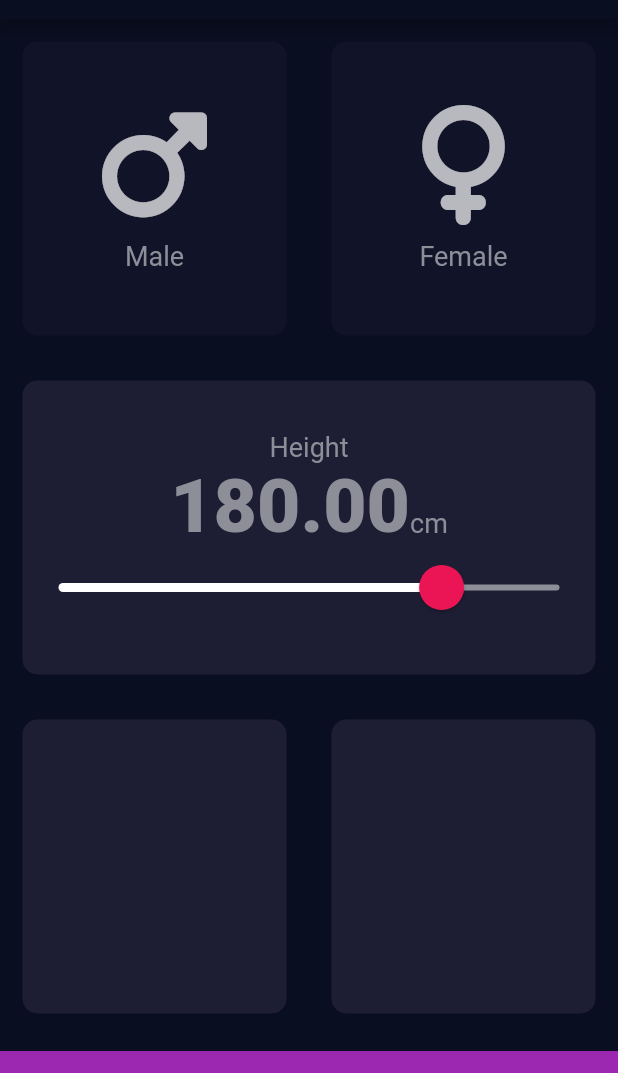
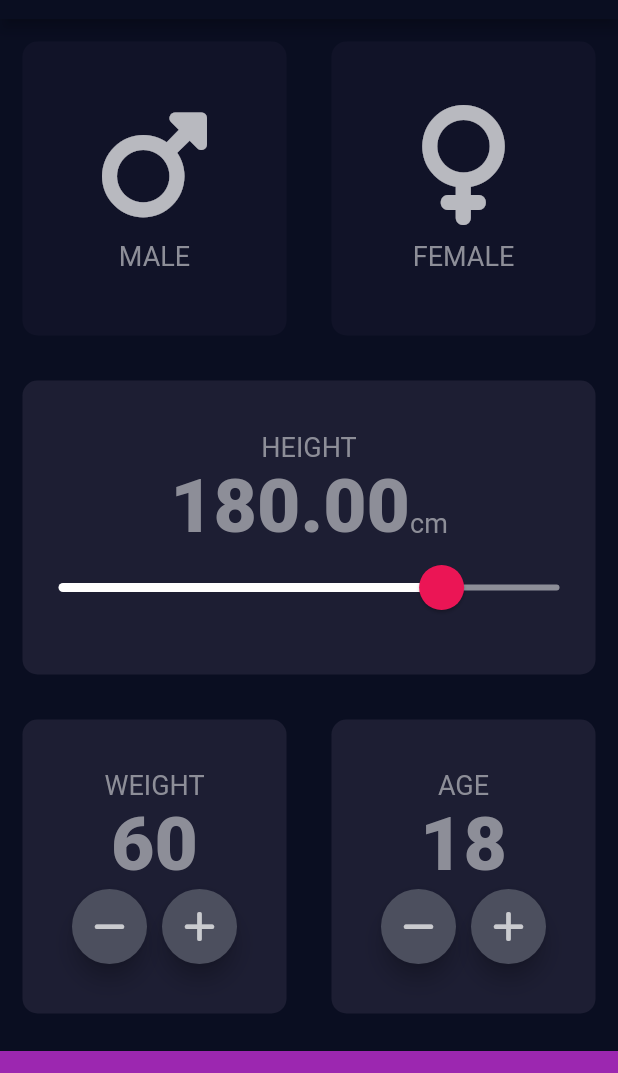
Before and after one commit to PascalJK/bmi_calculator, a Flutter app: the screen it shows after launch, on a phone screen of 412 x 824 dp, the part 65-1138 px from its top. Run offline on Flutter 3.47's test engine with Material 2 defaults, Android fonts, the phone set to English and light mode, and no system bars; our stand-ins replace font_awesome_flutter.

Commit message:
- build widgets from scratch and implimented build widget. - also made some minor code cleanup.

```diff
--- a/lib/pages/input_page.dart
+++ b/lib/pages/input_page.dart
@@ -1,3 +1,4 @@
+import 'package:bmi_calculator/pages/widgets/reusable_input_card.dart';
 import 'package:flutter/material.dart';
 import 'package:font_awesome_flutter/font_awesome_flutter.dart';
 
@@ -7,7 +8,9 @@ import 'widgets/reusable_card.dart';
 
 enum Gender { male, female }
 
-double height = 180;
+double _heightValue = 180;
+int _weightValue = 60;
+int _ageValue = 18;
 
 class InputPage extends StatefulWidget {
   const InputPage({super.key});
@@ -39,7 +42,7 @@ class _InputPageState extends State<InputPage> {
                         setState(() => setSelectedGender(Gender.male)),
                     cardChild: const IconContent(
                       iconData: FontAwesomeIcons.mars,
-                      text: "Male",
+                      text: "MALE",
                     ),
                     color: selectedGender == Gender.male
                         ? activeCardColor
@@ -52,7 +55,7 @@ class _InputPageState extends State<InputPage> {
                         setState(() => setSelectedGender(Gender.female)),
                     cardChild: const IconContent(
                       iconData: FontAwesomeIcons.venus,
-                      text: "Female",
+                      text: "FEMALE",
                     ),
                     color: selectedGender == Gender.female
                         ? activeCardColor
@@ -69,7 +72,7 @@ class _InputPageState extends State<InputPage> {
                 mainAxisAlignment: MainAxisAlignment.center,
                 children: [
                   const Text(
-                    "Height",
+                    "HEIGHT",
                     style: labelTextStyle,
                   ),
                   Row(
@@ -78,7 +81,7 @@ class _InputPageState extends State<InputPage> {
                     textBaseline: TextBaseline.alphabetic,
                     children: [
                       Text(
-                        height.toStringAsFixed(2),
+                        _heightValue.toStringAsFixed(2),
                         style: numberTextStyle,
                       ),
                       const Text(
@@ -88,10 +91,10 @@ class _InputPageState extends State<InputPage> {
                     ],
                   ),
                   Slider(
-                    value: height,
+                    value: _heightValue,
                     min: minHieght,
                     max: maxHieght,
-                    onChanged: (value) => setState(() => height = value),
+                    onChanged: (value) => setState(() => _heightValue = value),
                   )
                 ],
               ),
@@ -99,12 +102,18 @@ class _InputPageState extends State<InputPage> {
           ),
           Expanded(
             child: Row(
-              children: const [
-                Expanded(child: ReusableCard(color: activeCardColor)),
-                Expanded(
-                  child: ReusableCard(
-                    color: activeCardColor,
-                  ),
+              children: [
+                ReusableInputCard(
+                  text: "Weight",
+                  value: _weightValue,
+                  onMinusPressed: () => setState(() => _weightValue--),
+                  onPlusPressed: () => setState(() => _weightValue++),
+                ),
+                ReusableInputCard(
+                  text: "Age",
+                  value: _ageValue,
+                  onMinusPressed: () => setState(() => _ageValue--),
+                  onPlusPressed: () => setState(() => _ageValue++),
                 ),
               ],
             ),
@@ -119,3 +128,23 @@ class _InputPageState extends State<InputPage> {
     );
   }
 }
+
+class RoundIconButton extends StatelessWidget {
+  final IconData icon;
+  final void Function() onPressed;
+
+  const RoundIconButton(
+      {super.key, required this.icon, required this.onPressed});
+
+  @override
+  Widget build(BuildContext context) {
+    return RawMaterialButton(
+      elevation: 6,
+      constraints: const BoxConstraints.tightFor(width: 50, height: 50),
+      shape: const CircleBorder(),
+      fillColor: const Color(0xFF4C4F5E),
+      onPressed: onPressed,
+      child: Icon(icon),
+    );
+  }
+}
--- /dev/null
+++ b/lib/pages/widgets/reusable_input_card.dart
@@ -0,0 +1,54 @@
+import 'package:flutter/material.dart';
+import 'package:font_awesome_flutter/font_awesome_flutter.dart';
+
+import '../input_page.dart';
+import 'constants.dart';
+import 'reusable_card.dart';
+
+class ReusableInputCard extends StatelessWidget {
+  const ReusableInputCard(
+      {super.key,
+      required this.text,
+      required this.value,
+      required this.onPlusPressed,
+      required this.onMinusPressed});
+
+  final String text;
+  final int value;
+  final VoidCallback onMinusPressed;
+  final VoidCallback onPlusPressed;
+
+  @override
+  Widget build(BuildContext context) {
+    return Expanded(
+      child: ReusableCard(
+        cardChild:
+            Column(mainAxisAlignment: MainAxisAlignment.center, children: [
+          Text(
+            text.toUpperCase(),
+            style: labelTextStyle,
+          ),
+          Text(
+            value.toString(),
+            style: numberTextStyle,
+          ),
+          Row(
+            mainAxisAlignment: MainAxisAlignment.center,
+            children: [
+              RoundIconButton(
+                icon: FontAwesomeIcons.minus,
+                onPressed: onMinusPressed,
+              ),
+              const SizedBox(width: 10),
+              RoundIconButton(
+                icon: FontAwesomeIcons.plus,
+                onPressed: onPlusPressed,
+              ),
+            ],
+          )
+        ]),
+        color: activeCardColor,
+      ),
+    );
+  }
+}
```
